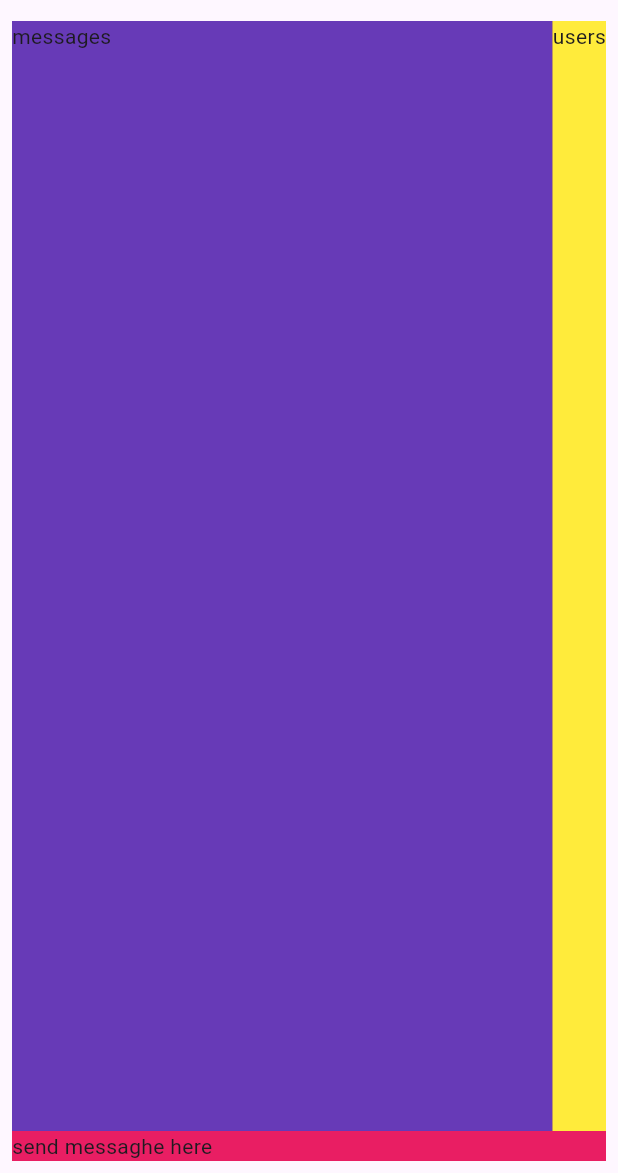
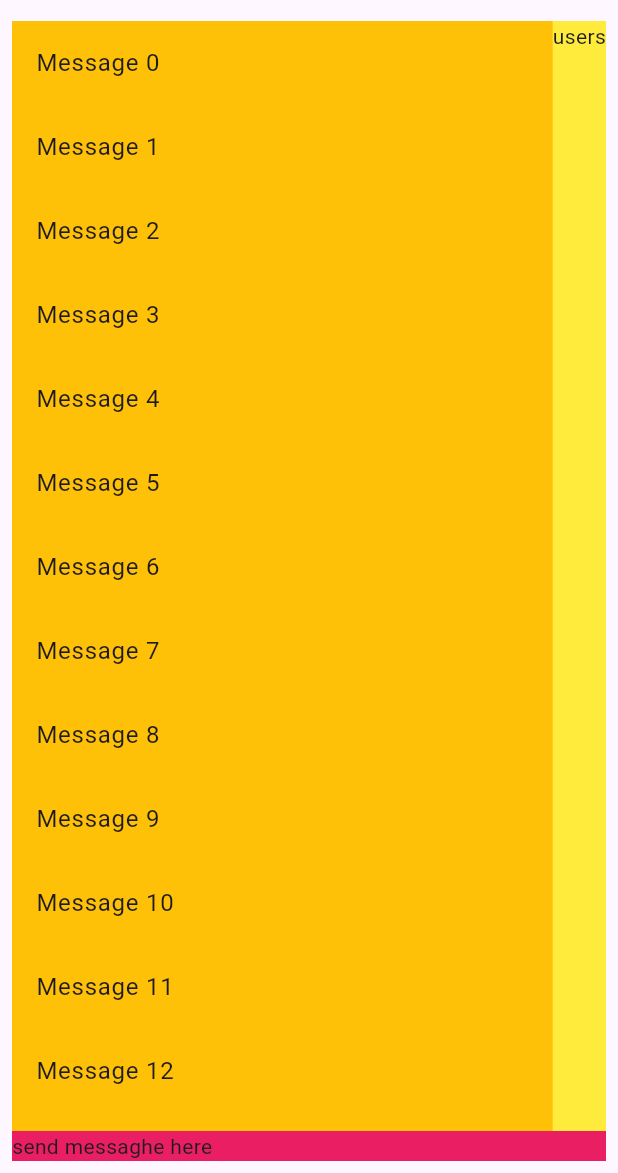
Before and after one commit to Woukie/WoukieBox2, a Flutter app: the App screen opened directly, on a phone screen of 412 x 824 dp, the part 63-1236 px from its top. Run offline on Flutter 3.47's test engine with Material 3 defaults, Android fonts, the light colour scheme and no system bars; missing offline and left inert: serverpod, serverpod_auth_email_flutter, serverpod_auth_server, serverpod_auth_shared_flutter, serverpod_client, serverpod_flutter.

Commit message:
Extracted messages to own widget

```diff
--- a/woukiebox2/woukiebox2_flutter/lib/app.dart
+++ b/woukiebox2/woukiebox2_flutter/lib/app.dart
@@ -33,12 +33,8 @@
             Expanded(
               child: Row(
                 children: [
-                  Expanded(
-                    child: Container(
-                      alignment: Alignment.topLeft,
-                      color: Colors.deepPurple,
-                      child: const Text("messages"),
-                    ),
+                  const Expanded(
+                    child: Messages(),
                   ),
                   Container(
                     alignment: Alignment.topLeft,
@@ -59,3 +55,40 @@
     );
   }
 }
+
+class Messages extends StatelessWidget {
+  const Messages({
+    super.key,
+  });
+
+  @override
+  Widget build(BuildContext context) {
+    var items = List<String>.generate(10000, (i) => 'Message $i');
+
+    return ListView.builder(
+      itemCount: items.length,
+      itemBuilder: (context, index) {
+        return ListTile(
+          title: Text(items[index]),
+        );
+      },
+    );
+
+    // return Row(
+    //   children: [
+    //     Container(
+    //       alignment: Alignment.topLeft,
+    //       color: Colors.blue,
+    //       child: const Text("DATA"),
+    //     ),
+    //     Expanded(
+    //       child: Container(
+    //         alignment: Alignment.topLeft,
+    //         color: Colors.deepPurple,
+    //         child: const Text("messages"),
+    //       ),
+    //     ),
+    //   ],
+    // );
+  }
+}
```
